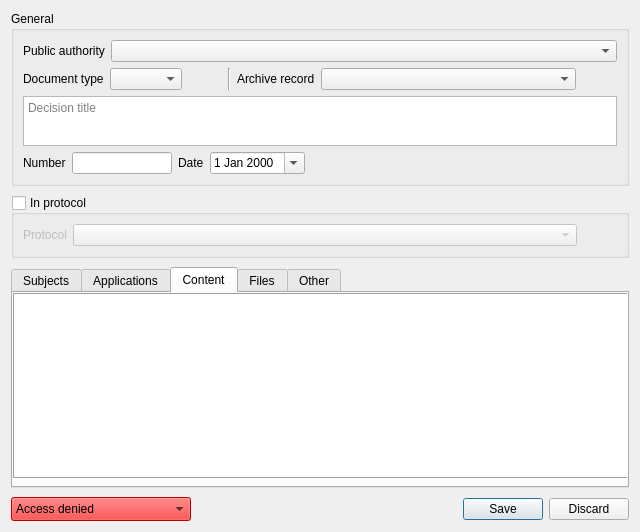
Old version of the form dialogs/decisionbasedialog.ui in the repository caxapyk/pa-decision.
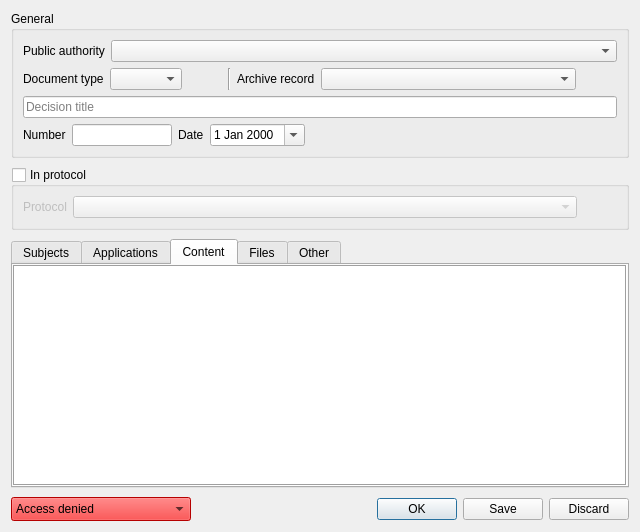
New version of the form. The open tabs and pages were chosen to show the change. Icons and pictures are not drawn.

Commit message: decision crud done

```diff
--- a/dialogs/decisionbasedialog.ui
+++ b/dialogs/decisionbasedialog.ui
@@ -158,30 +158,23 @@
        </layout>
       </item>
       <item>
-       <layout class="QVBoxLayout" name="verticalLayout_4">
-        <property name="sizeConstraint">
-         <enum>QLayout::SetDefaultConstraint</enum>
+       <widget class="QLineEdit" name="lE_title">
+        <property name="minimumSize">
+         <size>
+          <width>0</width>
+          <height>0</height>
+         </size>
         </property>
-        <item>
-         <widget class="QPlainTextEdit" name="plainTextEdit">
-          <property name="sizePolicy">
-           <sizepolicy hsizetype="Preferred" vsizetype="Fixed">
-            <horstretch>0</horstretch>
-            <verstretch>0</verstretch>
-           </sizepolicy>
-          </property>
-          <property name="maximumSize">
-           <size>
-            <width>16777215</width>
-            <height>50</height>
-           </size>
-          </property>
-          <property name="placeholderText">
-           <string>Decision title</string>
-          </property>
-         </widget>
-        </item>
-       </layout>
+        <property name="maxLength">
+         <number>255</number>
+        </property>
+        <property name="placeholderText">
+         <string>Decision title</string>
+        </property>
+        <property name="clearButtonEnabled">
+         <bool>true</bool>
+        </property>
+       </widget>
       </item>
       <item>
        <layout class="QHBoxLayout" name="horizontalLayout_10">
@@ -389,19 +382,30 @@
       <attribute name="title">
        <string>Content</string>
       </attribute>
-      <widget class="QTextEdit" name="textEdit">
-       <property name="geometry">
-        <rect>
-         <x>0</x>
-         <y>0</y>
-         <width>618</width>
-         <height>186</height>
-        </rect>
+      <layout class="QVBoxLayout" name="verticalLayout">
+       <property name="spacing">
+        <number>0</number>
        </property>
-       <property name="frameShape">
-        <enum>QFrame::Box</enum>
+       <property name="leftMargin">
+        <number>0</number>
        </property>
-      </widget>
+       <property name="topMargin">
+        <number>0</number>
+       </property>
+       <property name="rightMargin">
+        <number>0</number>
+       </property>
+       <property name="bottomMargin">
+        <number>0</number>
+       </property>
+       <item>
+        <widget class="QTextEdit" name="tE_content">
+         <property name="frameShape">
+          <enum>QFrame::Box</enum>
+         </property>
+        </widget>
+       </item>
+      </layout>
      </widget>
      <widget class="QWidget" name="tab_5">
       <attribute name="icon">
@@ -416,25 +420,10 @@
       <attribute name="title">
        <string>Other</string>
       </attribute>
-      <layout class="QVBoxLayout" name="verticalLayout">
-       <property name="spacing">
-        <number>0</number>
-       </property>
-       <property name="leftMargin">
-        <number>0</number>
-       </property>
-       <property name="topMargin">
-        <number>0</number>
-       </property>
-       <property name="rightMargin">
-        <number>0</number>
-       </property>
-       <property name="bottomMargin">
-        <number>0</number>
-       </property>
-       <item>
-        <widget class="QPlainTextEdit" name="plainTextEdit_2">
-         <property name="placeholderText">
+      <layout class="QFormLayout" name="formLayout">
+       <item row="0" column="0">
+        <widget class="QLabel" name="label_7">
+         <property name="text">
           <string>Comment</string>
          </property>
         </widget>
@@ -474,7 +463,7 @@
         <enum>Qt::Horizontal</enum>
        </property>
        <property name="standardButtons">
-        <set>QDialogButtonBox::Discard|QDialogButtonBox::Save</set>
+        <set>QDialogButtonBox::Discard|QDialogButtonBox::Ok|QDialogButtonBox::Save</set>
        </property>
       </widget>
      </item>
```
Left out of the diff: 45 changed lines with no effect on the pictures. The commit also changes 14 other files.
